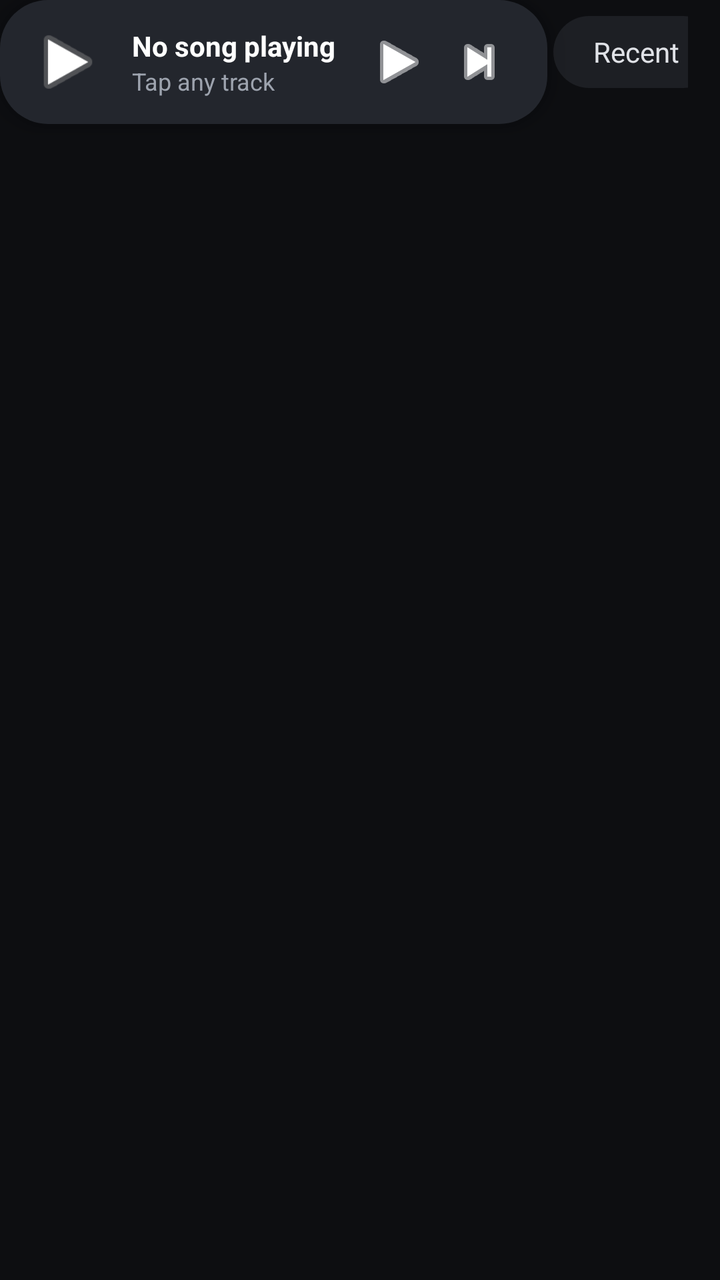
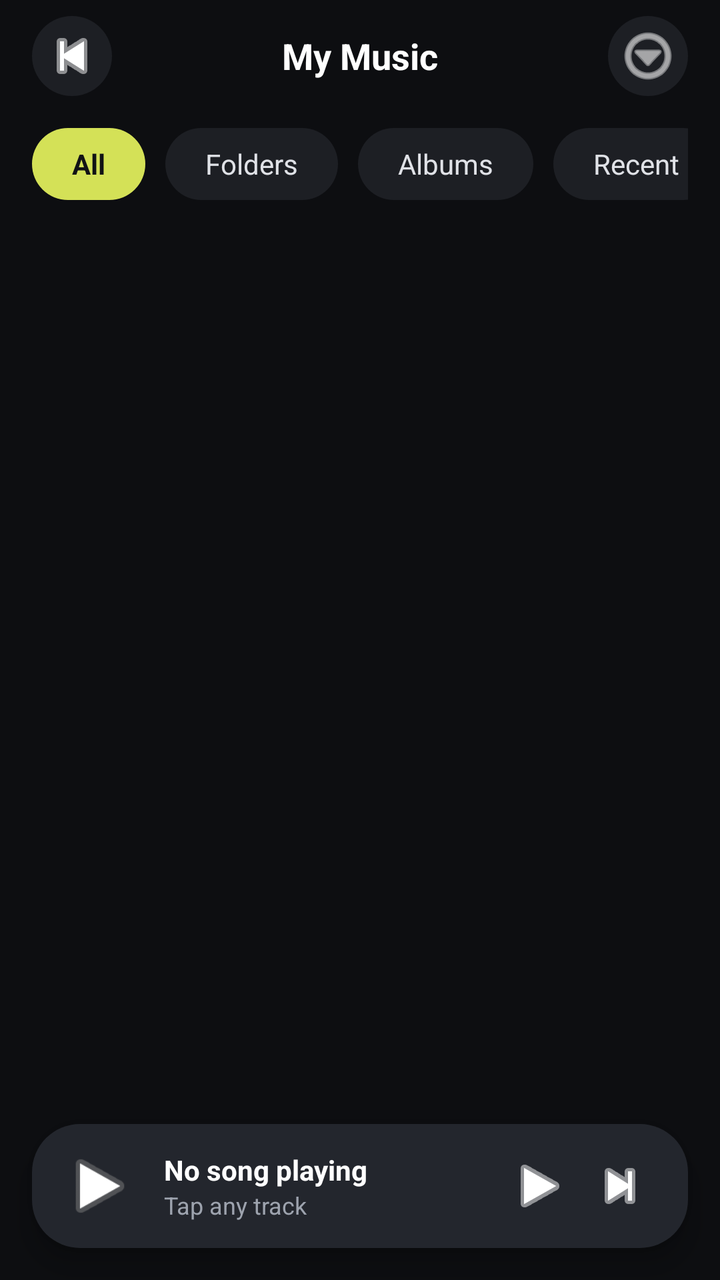

Compare the two renders of this Android layout. The source of the first and the diff that turns it into the second are given below.
<!-- AndroidManifest.xml: application theme Theme.Material3.Dark.NoActionBar -->
<!-- res/layout/activity_main.xml -->
<?xml version="1.0" encoding="utf-8"?>
<androidx.constraintlayout.widget.ConstraintLayout
    xmlns:android="http://schemas.android.com/apk/res/android"
    xmlns:app="http://schemas.android.com/apk/res/android"
    android:layout_width="match_parent"
    android:layout_height="match_parent"
    android:background="#0D0E11">

    <LinearLayout
        android:id="@+id/topBar"
        android:layout_width="0dp"
        android:layout_height="56dp"
        android:gravity="center_vertical"
        android:orientation="horizontal"
        android:paddingHorizontal="16dp"
        app:layout_constraintEnd_toEndOf="parent"
        app:layout_constraintStart_toStartOf="parent"
        app:layout_constraintTop_toTopOf="parent">

        <ImageButton
            android:id="@+id/btnBack"
            android:layout_width="40dp"
            android:layout_height="40dp"
            android:background="@drawable/bg_pill_inactive"
            android:contentDescription="Back"
            android:src="@android:drawable/ic_media_previous"
            app:tint="#FFFFFF" />

        <TextView
            android:id="@+id/tvHeaderTitle"
            android:layout_width="0dp"
            android:layout_height="wrap_content"
            android:layout_weight="1"
            android:gravity="center"
            android:text="My Music"
            android:textColor="#FFFFFF"
            android:textSize="18sp"
            android:textStyle="bold" />

        <ImageButton
            android:id="@+id/btnMore"
            android:layout_width="40dp"
            android:layout_height="40dp"
            android:background="@drawable/bg_pill_inactive"
            android:contentDescription="More"
            android:src="@android:drawable/ic_menu_more"
            app:tint="#FFFFFF" />
    </LinearLayout>

    <HorizontalScrollView
        android:id="@+id/tabsScroll"
        android:layout_width="0dp"
        android:layout_height="wrap_content"
        android:paddingHorizontal="16dp"
        android:paddingVertical="8dp"
        android:scrollbars="none"
        app:layout_constraintEnd_toEndOf="parent"
        app:layout_constraintStart_toStartOf="parent"
        app:layout_constraintTop_toBottomOf="@id/topBar">

        <LinearLayout
            android:layout_width="wrap_content"
            android:layout_height="wrap_content"
            android:orientation="horizontal">

            <TextView
                android:id="@+id/tabAll"
                android:layout_width="wrap_content"
                android:layout_height="36dp"
                android:layout_marginEnd="10dp"
                android:background="@drawable/bg_pill_active"
                android:gravity="center"
                android:paddingHorizontal="20dp"
                android:text="All"
                android:textColor="#111215"
                android:textSize="14sp"
                android:textStyle="bold" />

            <TextView
                android:id="@+id/tabFolders"
                android:layout_width="wrap_content"
                android:layout_height="36dp"
                android:layout_marginEnd="10dp"
                android:background="@drawable/bg_pill_inactive"
                android:gravity="center"
                android:paddingHorizontal="20dp"
                android:text="Folders"
                android:textColor="#E0E2E7"
                android:textSize="14sp" />

            <TextView
                android:id="@+id/tabAlbums"
                android:layout_width="wrap_content"
                android:layout_height="36dp"
                android:layout_marginEnd="10dp"
                android:background="@drawable/bg_pill_inactive"
                android:gravity="center"
                android:paddingHorizontal="20dp"
                android:text="Albums"
                android:textColor="#E0E2E7"
                android:textSize="14sp" />

            <TextView
                android:id="@+id/tabRecent"
                android:layout_width="wrap_content"
                android:layout_height="36dp"
                android:background="@drawable/bg_pill_inactive"
                android:gravity="center"
                android:paddingHorizontal="20dp"
                android:text="Recent"
                android:textColor="#E0E2E7"
                android:textSize="14sp" />
        </LinearLayout>
    </HorizontalScrollView>

    <androidx.recyclerview.widget.RecyclerView
        android:id="@+id/recyclerMedia"
        android:layout_width="0dp"
        android:layout_height="0dp"
        android:clipToPadding="false"
        android:paddingHorizontal="16dp"
        android:paddingTop="6dp"
        android:paddingBottom="96dp"
        app:layout_constraintBottom_toBottomOf="parent"
        app:layout_constraintEnd_toEndOf="parent"
        app:layout_constraintStart_toStartOf="parent"
        app:layout_constraintTop_toBottomOf="@id/tabsScroll" />

    <LinearLayout
        android:id="@+id/miniPlayer"
        android:layout_width="0dp"
        android:layout_height="62dp"
        android:layout_marginHorizontal="16dp"
        android:layout_marginBottom="16dp"
        android:background="@drawable/bg_mini_player"
        android:elevation="8dp"
        android:gravity="center_vertical"
        android:orientation="horizontal"
        android:paddingHorizontal="14dp"
        app:layout_constraintBottom_toBottomOf="parent"
        app:layout_constraintEnd_toEndOf="parent"
        app:layout_constraintStart_toStartOf="parent">

        <ImageView
            android:id="@+id/ivMiniArt"
            android:layout_width="40dp"
            android:layout_height="40dp"
            android:contentDescription="Album Art"
            android:scaleType="centerCrop"
            android:src="@android:drawable/ic_media_play" />

        <LinearLayout
            android:layout_width="0dp"
            android:layout_height="wrap_content"
            android:layout_marginHorizontal="12dp"
            android:layout_weight="1"
            android:orientation="vertical">

            <TextView
                android:id="@+id/tvMiniTitle"
                android:layout_width="wrap_content"
                android:layout_height="wrap_content"
                android:ellipsize="marquee"
                android:singleLine="true"
                android:text="No song playing"
                android:textColor="#FFFFFF"
                android:textSize="14sp"
                android:textStyle="bold" />

            <TextView
                android:id="@+id/tvMiniArtist"
                android:layout_width="wrap_content"
                android:layout_height="wrap_content"
                android:ellipsize="end"
                android:singleLine="true"
                android:text="Tap any track"
                android:textColor="#9DA3AE"
                android:textSize="12sp" />
        </LinearLayout>

        <ImageButton
            android:id="@+id/btnMiniPlayPause"
            android:layout_width="40dp"
            android:layout_height="40dp"
            android:background="?attr/selectableItemBackgroundBorderless"
            android:contentDescription="Play Pause"
            android:src="@android:drawable/ic_media_play"
            app:tint="#FFFFFF" />

        <ImageButton
            android:id="@+id/btnMiniNext"
            android:layout_width="40dp"
            android:layout_height="40dp"
            android:background="?attr/selectableItemBackgroundBorderless"
            android:contentDescription="Next"
            android:src="@android:drawable/ic_media_next"
            app:tint="#FFFFFF" />
    </LinearLayout>

</androidx.constraintlayout.widget.ConstraintLayout>
<!-- resources referenced by this layout -->
<resources>
  <!-- drawable bg_mini_player (drawable) -->
  <?xml version="1.0" encoding="utf-8"?>
  <shape xmlns:android="http://schemas.android.com/apk/res/android"
      android:shape="rectangle">
      <solid android:color="#23262D" />
      <corners android:radius="24dp" />
  </shape>
  <!-- drawable bg_pill_active (drawable) -->
  <?xml version="1.0" encoding="utf-8"?>
  <shape xmlns:android="http://schemas.android.com/apk/res/android"
      android:shape="rectangle">
      <solid android:color="#D4E157" />
      <corners android:radius="20dp" />
  </shape>
  <!-- drawable bg_pill_inactive (drawable) -->
  <?xml version="1.0" encoding="utf-8"?>
  <shape xmlns:android="http://schemas.android.com/apk/res/android"
      android:shape="rectangle">
      <solid android:color="#1D1F24" />
      <corners android:radius="20dp" />
  </shape>
</resources>

<!-- the commit's change to res/layout/activity_main.xml (unified diff, before → after) -->
@@ -1,7 +1,7 @@
 <?xml version="1.0" encoding="utf-8"?>
 <androidx.constraintlayout.widget.ConstraintLayout
     xmlns:android="http://schemas.android.com/apk/res/android"
-    xmlns:app="http://schemas.android.com/apk/res/android"
+    xmlns:app="http://schemas.android.com/apk/res-auto"
     android:layout_width="match_parent"
     android:layout_height="match_parent"
     android:background="#0D0E11">
